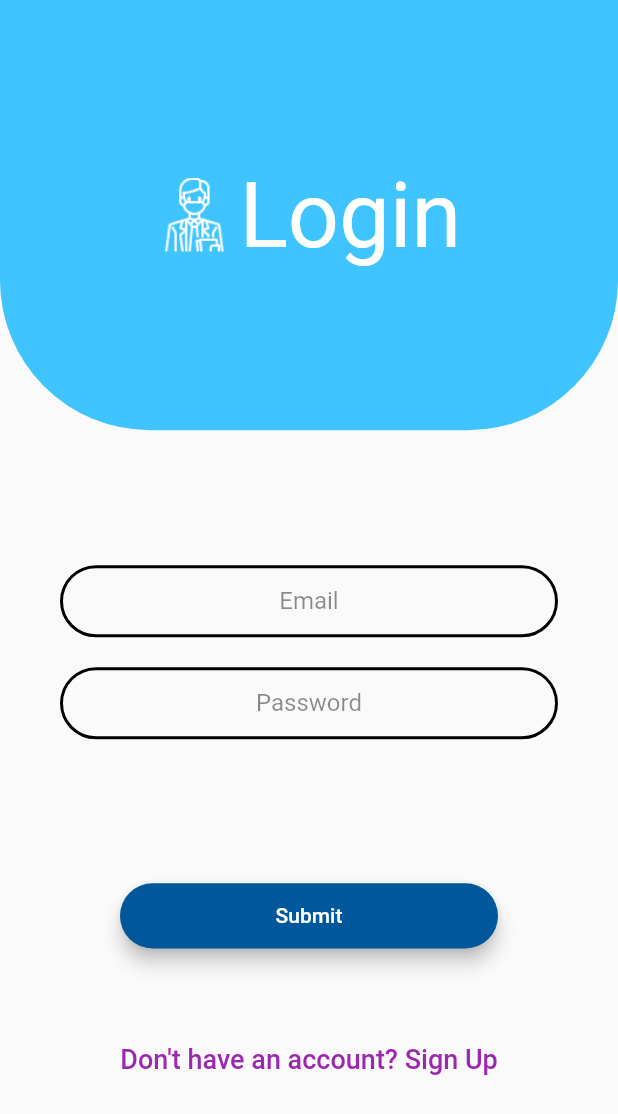
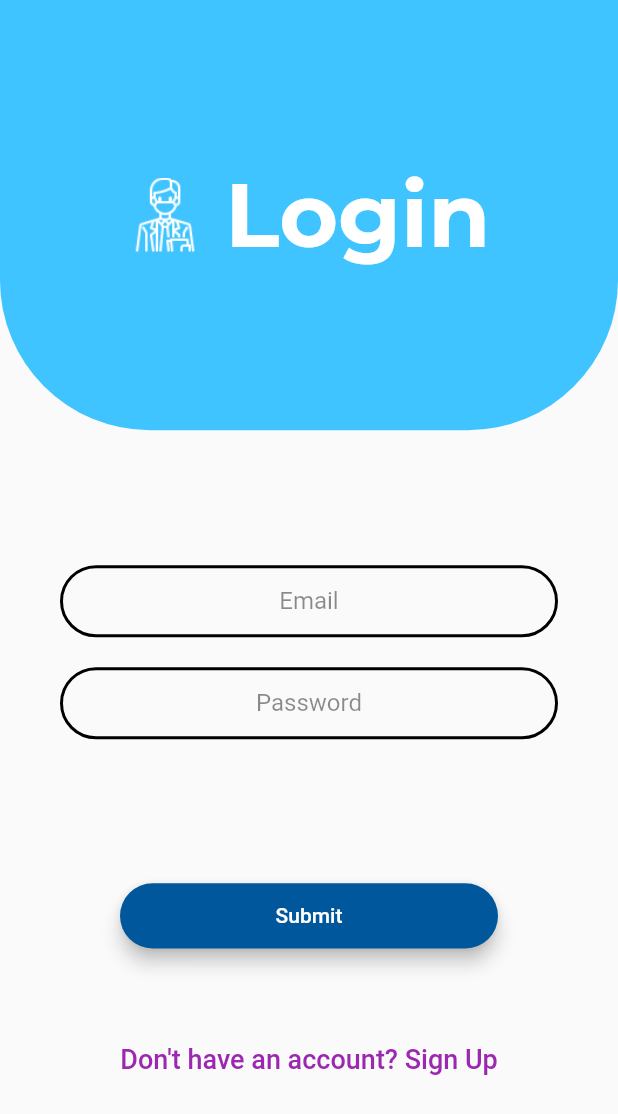
Before and after one commit to hellblazer7/Pocket_Derm, a Flutter app: the screen it shows after launch, after a tap on "Log In", on a phone screen of 412 x 824 dp. Shown: the top 1114 px of the screen. Run offline on Flutter 3.47's test engine with Material 2 defaults, Android fonts, the phone set to English and light mode, and no system bars; our stand-ins replace animated_text_kit, image_picker.

```diff
--- a/lib/screens/homescreen.dart
+++ b/lib/screens/homescreen.dart
@@ -29,6 +29,8 @@ class _HomeScreenState extends State<HomeScreen> {
                         child: Text(
                           'PocketDerm',
                           style: TextStyle(
+                            fontFamily: 'Montserrat',
+                            fontWeight: FontWeight.bold,
                             color: Colors.white,
                             fontSize: 40.0,
                           ),
@@ -36,7 +38,7 @@ class _HomeScreenState extends State<HomeScreen> {
                       ),
                       IconButton(
                         onPressed: () {
-                          print('icon button pressed');
+
                           Navigator.pop(context);
                         },
                         icon: const Icon(
--- a/lib/screens/loginscreen.dart
+++ b/lib/screens/loginscreen.dart
@@ -28,7 +28,7 @@ class _LoginScreenState extends State<LoginScreen> {
                   children: const [
                     Padding(
                       padding: EdgeInsets.only(
-                        right: 5.0,
+                        right: 15.0,
                       ),
                       child: ImageIcon(
                         AssetImage('images/doctor_icon.png'),
@@ -39,6 +39,8 @@ class _LoginScreenState extends State<LoginScreen> {
                     Text(
                       'Login',
                       style: TextStyle(
+                        fontFamily: 'Montserrat',
+                        fontWeight: FontWeight.bold,
                         color: Colors.white,
                         fontSize: 60.0,
                       ),
@@ -103,7 +105,7 @@ class _LoginScreenState extends State<LoginScreen> {
               ),
               child: RoundedButton(
                 onPressed: () {
-                  print('Submit');
+
                   Navigator.popAndPushNamed(context, HomeScreen.id);
                 },
                 displayText: 'Submit',
--- a/lib/screens/signupscreen.dart
+++ b/lib/screens/signupscreen.dart
@@ -39,8 +39,10 @@ class _SignUpScreenState extends State<SignUpScreen> {
                     Text(
                       'Sign Up',
                       style: TextStyle(
+                        fontFamily: 'Montserrat',
+                        fontWeight: FontWeight.bold,
                         color: Colors.white,
-                        fontSize: 60.0,
+                        fontSize: 50.0,
                       ),
                     ),
                   ],
@@ -119,7 +121,7 @@ class _SignUpScreenState extends State<SignUpScreen> {
               ),
               child: RoundedButton(
                 onPressed: () {
-                  print('Submit');
+
                   Navigator.popAndPushNamed(context, HomeScreen.id);
                 },
                 displayText: 'Submit',
--- a/lib/screens/welcomescreen.dart
+++ b/lib/screens/welcomescreen.dart
@@ -2,6 +2,7 @@ import 'package:flutter/material.dart';
 import 'package:pocketdermtest/components/roundedbutton.dart';
 import 'package:pocketdermtest/screens/loginscreen.dart';
 import 'package:pocketdermtest/screens/signupscreen.dart';
+import 'package:animated_text_kit/animated_text_kit.dart';
 
 class WelcomeScreen extends StatefulWidget {
   static const String id = 'welcome_screen';
@@ -15,30 +16,33 @@ class _WelcomeScreenState extends State<WelcomeScreen> {
   @override
   Widget build(BuildContext context) {
     return Scaffold(
-      body: Column(
+      body: SafeArea(
+        child: Column(
           crossAxisAlignment: CrossAxisAlignment.stretch,
-        children: [
+          children:[
             Expanded(
               flex: 3,
               child: Container(
                 child: Center(
                   child: Row(
                     mainAxisAlignment: MainAxisAlignment.center,
-                  children: const [
-                    Padding(
-                      padding: EdgeInsets.only(right: 5.0),
+                    children: [
+                      const Padding(
+                        padding: EdgeInsets.only(right: 15.0),
                         child: ImageIcon(
                           AssetImage('images/hospital_icon.png'),
                           size: 50.0,
                           color: Colors.white,
                         ),
                       ),
-                    Text(
-                      'Welcome',
-                      style: TextStyle(
+                      AnimatedTextKit(animatedTexts: [TypewriterAnimatedText('Welcome',textStyle:  const TextStyle(
+                        fontFamily: 'Montserrat',
                            color: Colors.white,
-                        fontSize: 60.0,
+                           fontSize: 50.0,
+                        fontWeight: FontWeight.w900
                          ),
+                      ),],isRepeatingAnimation: true,
+                        totalRepeatCount: 2,
                       ),
                     ],
                   ),
@@ -96,6 +100,7 @@ class _WelcomeScreenState extends State<WelcomeScreen> {
             ),
           ],
         ),
+      ),
     );
   }
 }
```
Also changed, not shown: lib/screens/uploadscreen.dart (+8 -4 lines), pubspec.yaml (+7 -1 lines), fonts/Montserrat-Italic-VariableFont_wght.ttf (added), fonts/Montserrat-VariableFont_wght.ttf (added), pubspec.lock. Lines whose indentation alone changed are shown as unchanged.
